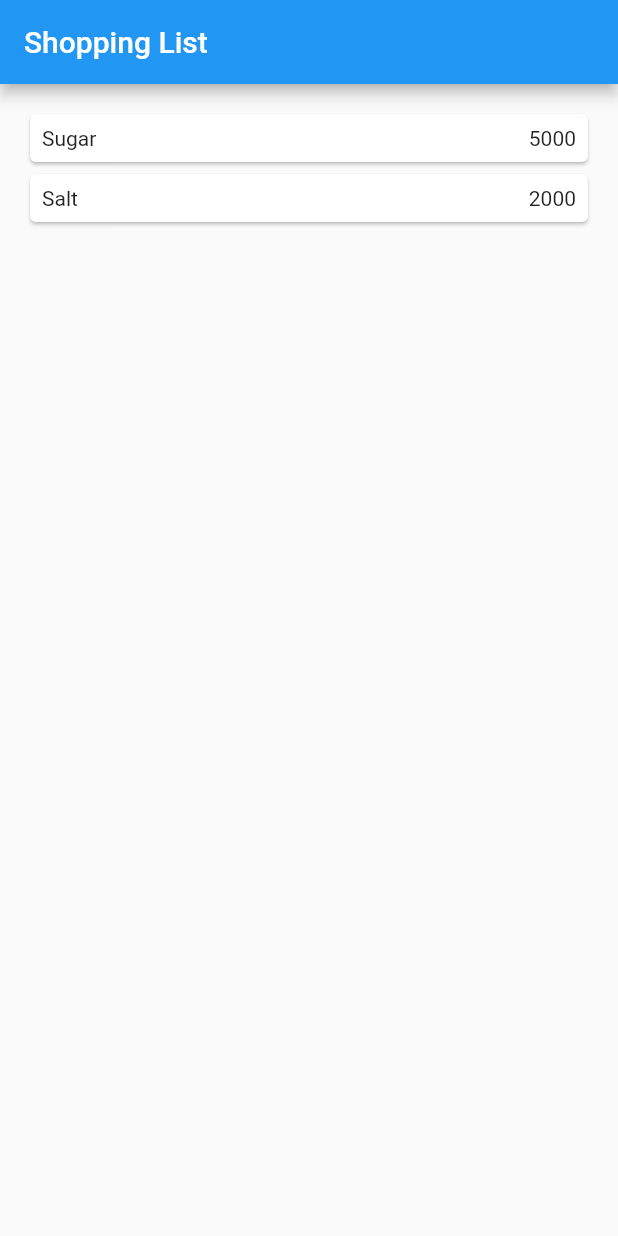
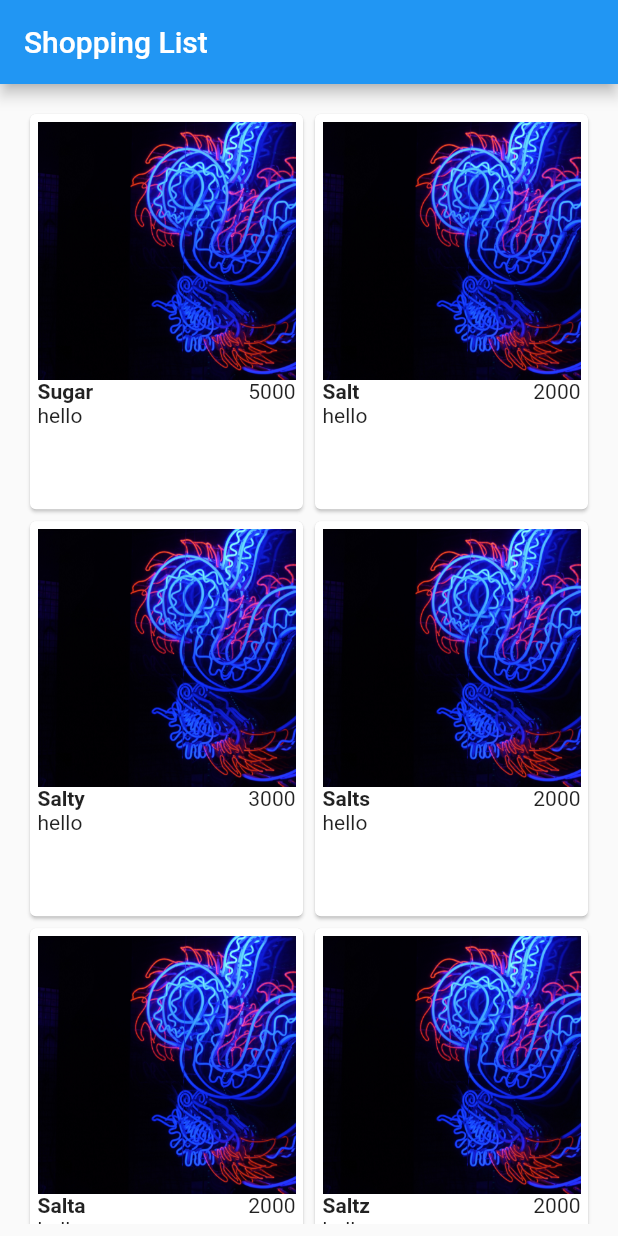
Before and after one commit to alfankevin/hello_world, a Flutter app: the screen it shows after launch, on a phone screen of 412 x 824 dp. Run offline on Flutter 3.47's test engine with Material 2 defaults, Android fonts, the phone set to English and light mode, and no system bars.

Commit message:
New commit

```diff
--- a/lib/models/item.dart
+++ b/lib/models/item.dart
@@ -1,6 +1,7 @@
 class Item {
-  String name;
-  int price;
+  String name, photo;
+  int price, stock;
+  double rating;
 
-  Item({this.name = '', this.price = 0});
+  Item({required this.name, required this.price, required this.photo, required this.stock, required this.rating});
 }
--- a/lib/pages/home_page.dart
+++ b/lib/pages/home_page.dart
@@ -8,19 +8,60 @@ class HomePage extends StatelessWidget {
   Widget build(BuildContext context) {
 
   final List<Item> items = [
-    Item(name: 'Sugar', price: 5000),
-    Item(name: 'Salt', price: 2000),
+    Item(
+      name: 'Sugar',
+      price: 5000,
+      photo: 'assets/images/mendar-bouchali-HHIxGdj9m-Q-unsplash.jpg',
+      stock: 10,
+      rating: 5
+    ),
+    Item(
+      name: 'Salt',
+      price: 2000,
+      photo: 'assets/images/mendar-bouchali-HHIxGdj9m-Q-unsplash.jpg',
+      stock: 10,
+      rating: 5
+    ),
+    Item(
+      name: 'Salty',
+      price: 3000,
+      photo: 'assets/images/mendar-bouchali-HHIxGdj9m-Q-unsplash.jpg',
+      stock: 10,
+      rating: 5
+    ),
+    Item(
+      name: 'Salts',
+      price: 2000,
+      photo: 'assets/images/mendar-bouchali-HHIxGdj9m-Q-unsplash.jpg',
+      stock: 10,
+      rating: 5
+    ),
+    Item(
+      name: 'Salta',
+      price: 2000,
+      photo: 'assets/images/mendar-bouchali-HHIxGdj9m-Q-unsplash.jpg',
+      stock: 10,
+      rating: 5
+    ),
+    Item(
+      name: 'Saltz',
+      price: 2000,
+      photo: 'assets/images/mendar-bouchali-HHIxGdj9m-Q-unsplash.jpg',
+      stock: 10,
+      rating: 5
+    ),
   ];
 
-  return MaterialApp(
-      title: 'Shopee',
-      home: Scaffold(
+  return Scaffold(
     appBar: AppBar(
       title: const Text('Shopping List'),
     ),
     body: Container(
       margin: EdgeInsets.all(8),
-          child: ListView.builder(
+      child: GridView.builder(
+        gridDelegate: const SliverGridDelegateWithFixedCrossAxisCount(
+          crossAxisCount: 2, childAspectRatio: 0.7
+        ),
         padding: EdgeInsets.all(8),
         itemCount: items.length,
         itemBuilder: (context, index) {
@@ -30,11 +71,26 @@ class HomePage extends StatelessWidget {
               Navigator.pushNamed(context, '/item', arguments: item);
             },
             child: Card(
-                  child: Container(
-                    margin: EdgeInsets.all(8),
-                    child: Row(
+              child: Padding(
+                padding: const EdgeInsets.all(5),
+                child: Column(
+                  crossAxisAlignment: CrossAxisAlignment.start,
                   children: [
-                        Expanded(child: Text(item.name)),
+                    Hero(
+                      tag: 'productImage${item.name}',
+                      child: AspectRatio(
+                        aspectRatio: 1,
+                        child: Image.asset(item.photo, fit: BoxFit.cover)
+                      )
+                    ),
+                    Row(
+                      children: [
+                        Expanded(
+                          child: Text(
+                            item.name,
+                            style: TextStyle(fontWeight: FontWeight.bold),
+                          )
+                        ),
                         Expanded(
                           child: Text(
                             item.price.toString(),
@@ -42,14 +98,15 @@ class HomePage extends StatelessWidget {
                           )
                         )
                       ],
+                    ),
+                    Text('hello')
+                  ],
                 )
               )
             ),
           );
         }
       ),
-        )
-      ),
-    );
+    ));
   }
 }
--- a/lib/pages/item_page.dart
+++ b/lib/pages/item_page.dart
@@ -1,23 +1,19 @@
 import 'package:flutter/material.dart';
+import 'package:hello_world/models/item.dart';
 
 class ItemPage extends StatelessWidget {
-  ItemPage({super.key});
-
-  static const routeName = '/item';
 
   @override
   Widget build(BuildContext context) {
 
-  return MaterialApp(
-      title: 'Shopee',
-      home: Scaffold(
-        appBar: AppBar(
-          title: const Text('Shopping List'),
-        ),
-        body: Container(
-          child: Text('Item'),
-        )
+  final itemArgs = ModalRoute.of(context)!.settings.arguments as Item;
+    return Scaffold(
+      appBar: AppBar(
+        title: Text(itemArgs.name),
       ),
+      body: Center(
+        child: Text(itemArgs.price.toString()),
+      )
     );
   }
 }
```
Lines whose indentation alone changed are shown as unchanged.
